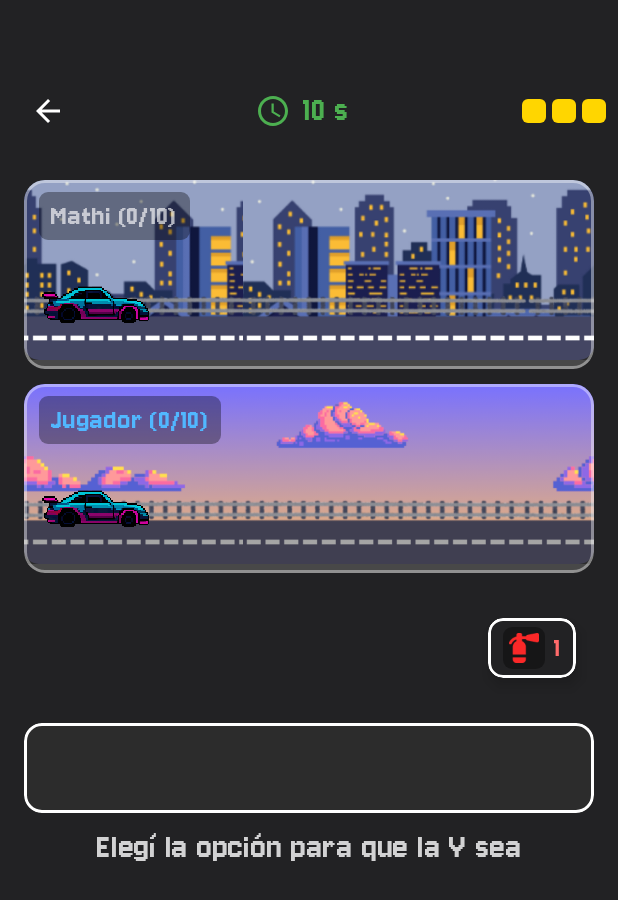
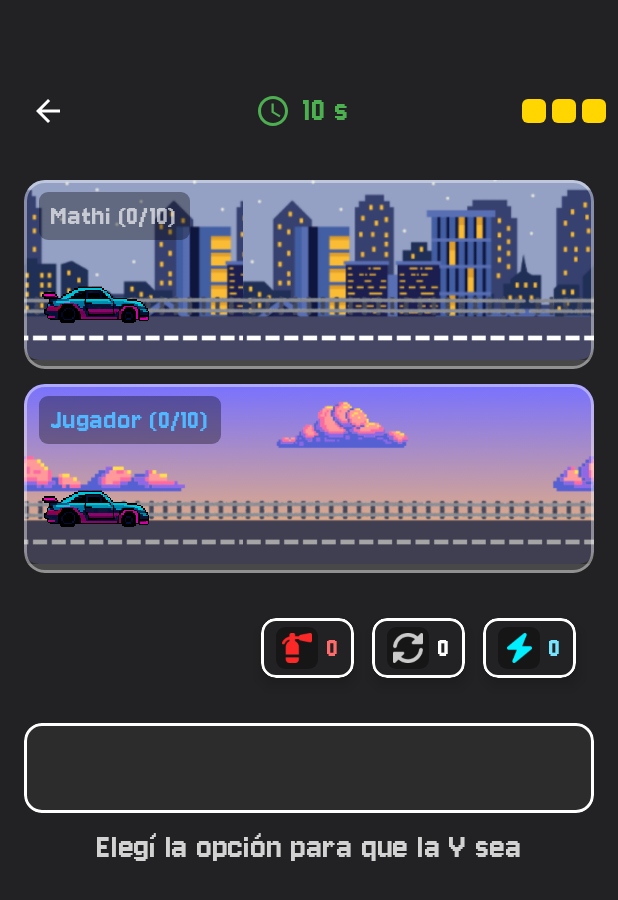
Before and after one commit to CaroVisentin/MathRacerMovil, an Android app built with Jetpack Compose: the composable HistoryGameScreen called with empty values, on a phone screen of 412 x 824 dp. Shown: the top 900 px of the screen. Run offline under Robolectric (Android 15) with nearby library versions, the phone set to English and light mode, and no system bars; our stand-ins replace Dagger/Hilt's generated code, Firebase (no records; nobody signed in at launch, a user with empty details on screens opened directly).

Commit message:
agrego comodines en 0

```diff
--- a/app/src/main/java/com/app/mathracer/ui/screens/historyGame/HistoryGameScreen.kt
+++ b/app/src/main/java/com/app/mathracer/ui/screens/historyGame/HistoryGameScreen.kt
@@ -107,7 +107,9 @@ fun HistoryGameScreen(
         livesRemaining = uiState.livesRemaining,
         timePerEquation = uiState.timePerEquation,
         powerUps = listOf(
-            PowerUp(R.drawable.ic_shield, uiState.fireExtinguisherCount, Color(0xFFFF6B6B))
+            PowerUp(R.drawable.ic_shield, uiState.fireExtinguisherCount, Color(0xFFFF6B6B)),
+            PowerUp(R.drawable.ic_shuffle, 0, Color.White),
+            PowerUp(R.drawable.ic_bolt, 0, Color(0xFF76E4FF))
         ),
         expression = uiState.currentQuestion.ifEmpty {
             when {
--- a/app/src/main/java/com/app/mathracer/ui/screens/historyGame/viewmodel/HistoryGameUiState.kt
+++ b/app/src/main/java/com/app/mathracer/ui/screens/historyGame/viewmodel/HistoryGameUiState.kt
@@ -22,7 +22,7 @@ data class HistoryGameUiState(
     val error: String? = null,
     val expectedResult: String = "",
     val fireExtinguisherActive: Boolean = false,
-    val fireExtinguisherCount: Int = 1,
+    val fireExtinguisherCount: Int = 0,
     val livesRemaining: Int = 3,
     val timePerEquation: Int = 10,
     val totalQuestions: Int = 10,
--- a/app/src/main/java/com/app/mathracer/ui/screens/ranking/RankingScreen.kt
+++ b/app/src/main/java/com/app/mathracer/ui/screens/ranking/RankingScreen.kt
@@ -75,7 +75,7 @@ fun RankingScreen(viewModel: RankingViewModel) {
                     }
                 }
 
-                Spacer(modifier = Modifier.height(20.dp))
+                Spacer(modifier = Modifier.height(10.dp))
 
 
                 val positionText = uiState.userPosition?.toString() ?: "–"
```
